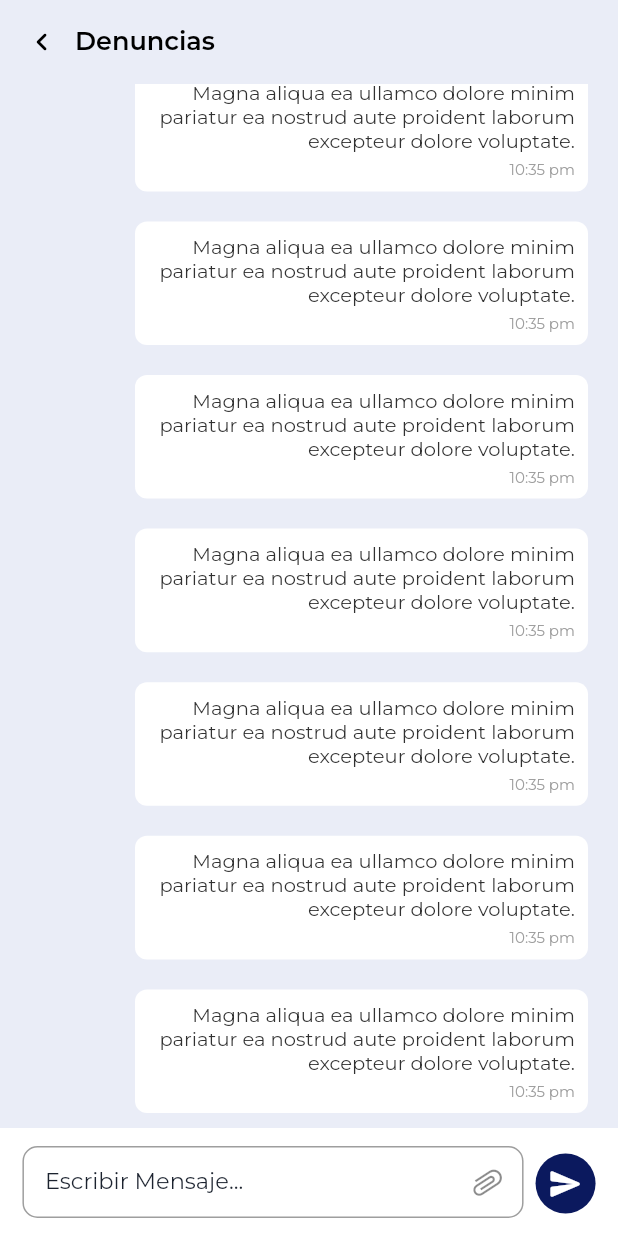
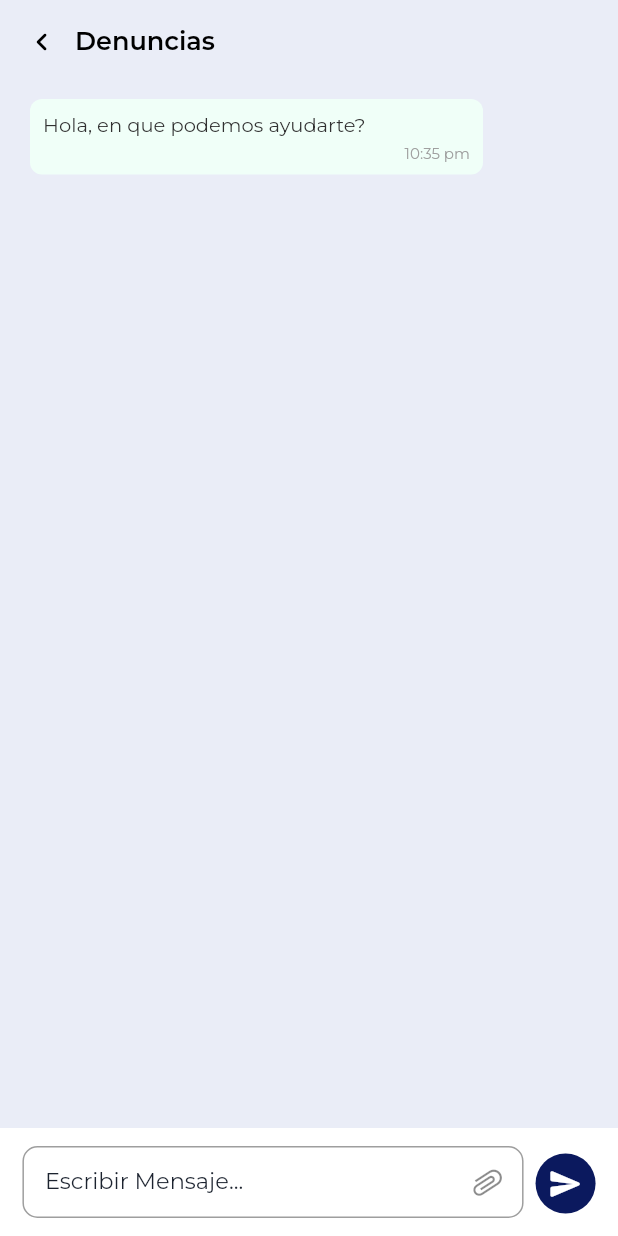
Before and after one commit to 5murdok5/policia_comunitaria, a Flutter app: the screen it shows after launch, after a tap on "Denuncias", on a phone screen of 412 x 824 dp. Run offline on Flutter 3.47's test engine with Material 2 defaults, Android fonts, the light colour scheme and no system bars; our stand-ins replace animate_do, firebase_core, flutter_map, get, latlong2; accounts and stored records are empty; network calls fail; project files that could hold a hidden picture were left out.

Commit message:
update denuncias

```diff
--- a/lib/src/logic/controllers/SplashCtrl.dart
+++ b/lib/src/logic/controllers/SplashCtrl.dart
@@ -1,10 +1,12 @@
 import 'package:get/get.dart';
 import 'package:policiacomunitaria/src/global/global.page_navigator.dart';
+import 'package:policiacomunitaria/src/logic/controllers/UserCtrl.dart';
 import 'package:policiacomunitaria/src/ui/pages/home/page.home.dart';
 
 class SplashController extends GetxController {
   @override
   void onInit() {
+    Get.put(UserController(), permanent: true);
     checkDataUser();
     super.onInit();
   }
@@ -12,6 +14,7 @@ class SplashController extends GetxController {
   checkDataUser() {
     Future.delayed(const Duration(seconds: 2), () {
       toPage(page: const HomePage());
+      Get.delete<SplashController>();
     });
   }
 }
--- /dev/null
+++ b/lib/src/logic/controllers/UserCtrl.dart
@@ -0,0 +1,22 @@
+import 'package:get/get.dart';
+import 'package:policiacomunitaria/src/models/models.user.dart';
+
+class UserController extends GetxController {
+  final _userDt = UserModel().obs;
+  UserModel get userDt => _userDt.value;
+  set userDt(UserModel value) => _userDt.value = value;
+
+  @override
+  void onInit() {
+    checkUserOnStorage();
+    super.onInit();
+  }
+
+  checkUserOnStorage() {
+    userDt = UserModel(
+        dni: '1105147951',
+        email: 'santiago.moreno52@gmail.com',
+        idUser: 'userlocal',
+        name: 'Santiago Moreno');
+  }
+}
--- /dev/null
+++ b/lib/src/logic/controllers/chatCtrl.dart
@@ -0,0 +1,62 @@
+import 'package:flutter/material.dart';
+import 'package:get/get.dart';
+import 'package:policiacomunitaria/src/logic/controllers/UserCtrl.dart';
+import 'package:policiacomunitaria/src/models/models.message.dart';
+import 'package:policiacomunitaria/src/models/models.user.dart';
+
+class ChatController extends GetxController {
+  final RxList<MessageModel> _listMessages = <MessageModel>[].obs;
+  List<MessageModel> get listMessages => _listMessages;
+  set listMessages(List<MessageModel> value) => _listMessages.value = value;
+
+  late final messageInpCtrl = TextEditingController();
+
+  @override
+  void onInit() {
+    sendInitMenssage();
+    super.onInit();
+  }
+
+  @override
+  void onClose() {
+    messageInpCtrl.dispose();
+    // TODO: implement onClose
+    super.onClose();
+  }
+
+  sendInitMenssage() {
+    final exist = listMessages
+        .where((element) => element.type == 'start_message')
+        .toList();
+    if (exist.isEmpty) {
+      Future.delayed(
+        const Duration(milliseconds: 300),
+        () => listMessages.add(
+          MessageModel(
+            dateRecived: DateTime.now().microsecondsSinceEpoch,
+            dateSend: DateTime.now().microsecondsSinceEpoch,
+            idUser: 'owner',
+            message: 'Hola, en que podemos ayudarte?',
+            type: 'text',
+          ),
+        ),
+      );
+    }
+  }
+
+  sendMessage() {
+    UserController userCtrl = Get.find();
+    listMessages.insert(
+      listMessages.length - 1,
+      MessageModel(
+        dateRecived: DateTime.now().millisecondsSinceEpoch,
+        dateSend: DateTime.now().millisecondsSinceEpoch,
+        idUser: userCtrl.userDt.idUser,
+        message: messageInpCtrl.text,
+        type: 'string',
+      ),
+    );
+    messageInpCtrl.text = '';
+    listMessages.sort((a, b) => b.dateSend!.compareTo(a.dateSend!));
+  }
+}
--- /dev/null
+++ b/lib/src/models/models.message.dart
@@ -0,0 +1,84 @@
+// ignore_for_file: public_member_api_docs, sort_constructors_first
+import 'dart:convert';
+
+class MessageModel {
+  String? message;
+  String? type;
+  int? dateSend;
+  int? dateRecived;
+  String? idUser;
+  MessageModel({
+    this.message,
+    this.type,
+    this.dateSend,
+    this.dateRecived,
+    this.idUser,
+  });
+
+  MessageModel copyWith({
+    String? message,
+    String? type,
+    int? dateSend,
+    int? dateRecived,
+    String? idUser,
+  }) {
+    return MessageModel(
+      message: message ?? this.message,
+      type: type ?? this.type,
+      dateSend: dateSend ?? this.dateSend,
+      dateRecived: dateRecived ?? this.dateRecived,
+      idUser: idUser ?? this.idUser,
+    );
+  }
+
+  Map<String, dynamic> toMap() {
+    return <String, dynamic>{
+      'message': message,
+      'type': type,
+      'dateSend': dateSend,
+      'dateRecived': dateRecived,
+      'idUser': idUser,
+    };
+  }
+
+  factory MessageModel.fromMap(Map<String, dynamic> map) {
+    return MessageModel(
+      message: map['message'] != null ? map['message'] as String : null,
+      type: map['type'] != null ? map['type'] as String : null,
+      dateSend: map['dateSend'] != null ? map['dateSend'] as int : null,
+      dateRecived:
+          map['dateRecived'] != null ? map['dateRecived'] as int : null,
+      idUser: map['idUser'] != null ? map['idUser'] as String : null,
+    );
+  }
+
+  String toJson() => json.encode(toMap());
+
+  factory MessageModel.fromJson(String source) =>
+      MessageModel.fromMap(json.decode(source) as Map<String, dynamic>);
+
+  @override
+  String toString() {
+    return 'MessageModel(message: $message, type: $type, dateSend: $dateSend, dateRecived: $dateRecived, idUser: $idUser)';
+  }
+
+  @override
+  bool operator ==(covariant MessageModel other) {
+    if (identical(this, other)) return true;
+
+    return other.message == message &&
+        other.type == type &&
+        other.dateSend == dateSend &&
+        other.dateRecived == dateRecived &&
+        other.idUser == idUser;
+  }
+
+  @override
+  int get hashCode {
+    return message.hashCode ^
+        type.hashCode ^
+        dateSend.hashCode ^
+        dateRecived.hashCode ^
+        idUser.hashCode;
+  }
+}
--- /dev/null
+++ b/lib/src/models/models.user.dart
@@ -0,0 +1,72 @@
+// ignore_for_file: public_member_api_docs, sort_constructors_first
+import 'dart:convert';
+
+class UserModel {
+  String? dni;
+  String? name;
+  String? email;
+  String? idUser;
+  UserModel({
+    this.dni,
+    this.name,
+    this.email,
+    this.idUser,
+  });
+
+  UserModel copyWith({
+    String? dni,
+    String? name,
+    String? email,
+    String? idUser,
+  }) {
+    return UserModel(
+      dni: dni ?? this.dni,
+      name: name ?? this.name,
+      email: email ?? this.email,
+      idUser: idUser ?? this.idUser,
+    );
+  }
+
+  Map<String, dynamic> toMap() {
+    return <String, dynamic>{
+      'dni': dni,
+      'name': name,
+      'email': email,
+      'idUser': idUser,
+    };
+  }
+
+  factory UserModel.fromMap(Map<String, dynamic> map) {
+    return UserModel(
+      dni: map['dni'] != null ? map['dni'] as String : null,
+      name: map['name'] != null ? map['name'] as String : null,
+      email: map['email'] != null ? map['email'] as String : null,
+      idUser: map['idUser'] != null ? map['idUser'] as String : null,
+    );
+  }
+
+  String toJson() => json.encode(toMap());
+
+  factory UserModel.fromJson(String source) =>
+      UserModel.fromMap(json.decode(source) as Map<String, dynamic>);
+
+  @override
+  String toString() {
+    return 'UserModel(dni: $dni, name: $name, email: $email, idUser: $idUser)';
+  }
+
+  @override
+  bool operator ==(covariant UserModel other) {
+    if (identical(this, other)) return true;
+
+    return other.dni == dni &&
+        other.name == name &&
+        other.email == email &&
+        other.idUser == idUser;
+  }
+
+  @override
+  int get hashCode {
+    return dni.hashCode ^ name.hashCode ^ email.hashCode ^ idUser.hashCode;
+  }
+}
--- a/lib/src/ui/pages/denuncias/comp.denuncias/comp.input.dart
+++ b/lib/src/ui/pages/denuncias/comp.denuncias/comp.input.dart
@@ -1,11 +1,13 @@
 import 'package:flutter/material.dart';
+import 'package:get/get.dart';
 import 'package:policiacomunitaria/src/global/global_valiables_app.dart';
+import 'package:policiacomunitaria/src/logic/controllers/chatCtrl.dart';
 import 'package:policiacomunitaria/src/theme/theme.dart';
 import 'package:policiacomunitaria/src/ui/widgets/widget_input.dart';
 
 class CompInptChat extends StatelessWidget {
-  const CompInptChat({super.key});
-
+  CompInptChat({super.key});
+  final ChatController ctrlChat = Get.find();
   @override
   Widget build(BuildContext context) {
     return Container(
@@ -20,6 +22,7 @@ class CompInptChat extends StatelessWidget {
           children: [
             Expanded(
               child: Input(
+                controller: ctrlChat.messageInpCtrl,
                 title: 'Escribir Mensaje...',
                 suffixIcon: Transform.rotate(
                   angle: -10,
@@ -29,13 +32,16 @@ class CompInptChat extends StatelessWidget {
                 ),
               ),
             ),
-            const Padding(
-              padding: EdgeInsets.only(left: 8.0, bottom: 10),
-              child: CircleAvatar(
-                backgroundColor: kprimaryColor,
-                child: Icon(
-                  Icons.send_rounded,
-                  color: Colors.white,
+            Padding(
+              padding: const EdgeInsets.only(left: 8.0, bottom: 10),
+              child: GestureDetector(
+                onTap: () => ctrlChat.sendMessage(),
+                child: const CircleAvatar(
+                  backgroundColor: kprimaryColor,
+                  child: Icon(
+                    Icons.send_rounded,
+                    color: Colors.white,
+                  ),
                 ),
               ),
             ),
--- a/lib/src/ui/pages/denuncias/comp.denuncias/comp.text.list.dart
+++ b/lib/src/ui/pages/denuncias/comp.denuncias/comp.text.list.dart
@@ -1,23 +1,34 @@
+import 'package:animate_do/animate_do.dart';
 import 'package:flutter/material.dart';
+import 'package:get/get.dart';
+import 'package:policiacomunitaria/src/logic/controllers/UserCtrl.dart';
+import 'package:policiacomunitaria/src/logic/controllers/chatCtrl.dart';
+import 'package:policiacomunitaria/src/models/models.message.dart';
 import 'package:policiacomunitaria/src/ui/widgets/widget_card.dart';
 import 'package:policiacomunitaria/src/ui/widgets/widget_text.dart';
 
 class CompChatList extends StatelessWidget {
-  const CompChatList({super.key});
-
+  CompChatList({super.key});
+  final ChatController smsCtrl = Get.find();
+  final UserController userCtrl = Get.find();
   @override
   Widget build(BuildContext context) {
-    return ListView.builder(
+    return Obx(
+      () => ListView.builder(
         physics: const BouncingScrollPhysics(),
-      itemCount: 10,
-      reverse: true,
+        itemCount: smsCtrl.listMessages.length,
         itemBuilder: (context, index) {
-        return messageComp(isRemited: true);
+          return messageComp(
+            isRemited:
+                userCtrl.userDt.idUser == smsCtrl.listMessages[index].idUser,
+            message: smsCtrl.listMessages[index],
+          );
         },
+      ),
     );
   }
 
-  Widget messageComp({bool isRemited = true}) {
+  Widget messageComp({bool isRemited = true, MessageModel? message}) {
     return CtCard(
       color:
           isRemited ? Colors.white : const Color.fromARGB(255, 240, 255, 248),
@@ -32,16 +43,19 @@ class CompChatList extends StatelessWidget {
             isRemited ? CrossAxisAlignment.end : CrossAxisAlignment.start,
         children: [
           text(
-            'Magna aliqua ea ullamco dolore minim pariatur ea nostrud aute proident laborum excepteur dolore voluptate.',
+            message?.message ?? 'No Sms',
             size: 13,
             textAlign: isRemited ? TextAlign.right : TextAlign.left,
             bottom: 5,
           ),
-          text(
+          Align(
+            alignment: isRemited ? Alignment.centerLeft : Alignment.centerRight,
+            child: text(
               '10:35 pm',
               type: 'body1',
               size: 10,
               color: Colors.grey,
+            ),
           )
         ],
       ),
--- a/lib/src/ui/pages/denuncias/page.denuncias.dart
+++ b/lib/src/ui/pages/denuncias/page.denuncias.dart
@@ -1,6 +1,7 @@
 import 'package:flutter/material.dart';
+import 'package:get/get_state_manager/src/simple/get_state.dart';
 import 'package:policiacomunitaria/src/global/global_valiables_app.dart';
-import 'package:policiacomunitaria/src/theme/theme.dart';
+import 'package:policiacomunitaria/src/logic/controllers/chatCtrl.dart';
 import 'package:policiacomunitaria/src/ui/pages/denuncias/comp.denuncias/comp.input.dart';
 import 'package:policiacomunitaria/src/ui/pages/denuncias/comp.denuncias/comp.text.list.dart';
 import 'package:policiacomunitaria/src/ui/widgets/widget_app_bar_home.dart';
@@ -20,13 +21,19 @@ class PageDenuncias extends StatelessWidget {
         ),
         resizeToAvoidBottomInset: true,
         backgroundColor: const Color.fromARGB(255, 234, 237, 247),
-        body: Column(
-          children: const [
-            Expanded(
-              child: CompChatList(),
-            ),
-            CompInptChat(),
-          ],
+        body: GetBuilder<ChatController>(
+          init: ChatController(),
+          initState: (_) {},
+          builder: (_) {
+            return Column(
+              children: [
+                Expanded(
+                  child: CompChatList(),
+                ),
+                CompInptChat(),
+              ],
+            );
+          },
         ),
       ),
     );
--- a/lib/src/ui/pages/searchUpc/comp.searchUpc/comp.map_cont.dart
+++ b/lib/src/ui/pages/searchUpc/comp.searchUpc/comp.map_cont.dart
@@ -2,7 +2,7 @@ import 'package:flutter/material.dart';
 import 'package:flutter_map/flutter_map.dart';
 import 'package:get/get.dart';
 import 'package:latlong2/latlong.dart';
-import 'package:policiacomunitaria/src/logic/controllers/mapCtrl.dart';
+import 'package:policiacomunitaria/src/logic/controllers/MapCtrl.dart';
 
 class MapComp extends StatelessWidget {
   MapComp({super.key});
--- a/lib/src/ui/pages/searchUpc/comp.searchUpc/comp.upcInfo.dart
+++ b/lib/src/ui/pages/searchUpc/comp.searchUpc/comp.upcInfo.dart
@@ -1,7 +1,7 @@
 import 'package:flutter/material.dart';
 import 'package:get/get.dart';
 import 'package:policiacomunitaria/src/global/global_valiables_app.dart';
-import 'package:policiacomunitaria/src/logic/controllers/mapCtrl.dart';
+import 'package:policiacomunitaria/src/logic/controllers/MapCtrl.dart';
 import 'package:policiacomunitaria/src/models/models.upcs.dart';
 import 'package:policiacomunitaria/src/theme/theme.dart';
 import 'package:policiacomunitaria/src/ui/widgets/widget_card.dart';
--- a/lib/src/ui/pages/searchUpc/page.searchupc.dart
+++ b/lib/src/ui/pages/searchUpc/page.searchupc.dart
@@ -1,7 +1,7 @@
 import 'package:flutter/material.dart';
 import 'package:get/get.dart';
 import 'package:policiacomunitaria/src/global/global_valiables_app.dart';
-import 'package:policiacomunitaria/src/logic/controllers/mapCtrl.dart';
+import 'package:policiacomunitaria/src/logic/controllers/MapCtrl.dart';
 import 'package:policiacomunitaria/src/theme/theme.dart';
 import 'package:policiacomunitaria/src/ui/pages/searchUpc/comp.searchUpc/comp.map_cont.dart';
 import 'package:policiacomunitaria/src/ui/pages/searchUpc/comp.searchUpc/comp.upcInfo.dart';
--- a/pubspec.yaml
+++ b/pubspec.yaml
@@ -32,6 +32,8 @@ dependencies:
   latlong2: ^0.8.1
   # img_dep
   flutter_svg: ^1.1.5
+  # Animated
+  animate_do: ^3.0.2
 dev_dependencies:
   flutter_test:
     sdk: flutter
```
Also changed, not shown: lib/src/logic/controllers/MapCtrl.dart (renamed from lib/src/logic/controllers/mapCtrl.dart), pubspec.lock. Lines whose indentation alone changed are shown as unchanged.
